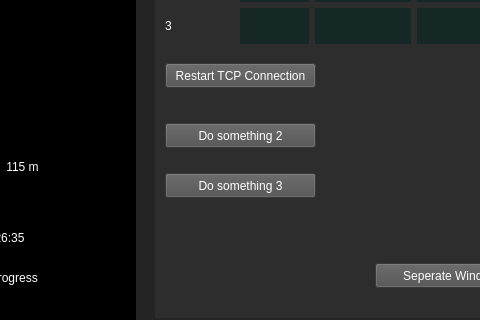
Qt form GUI/AlbertaLoop_UI.ui (albertaloop/T_SWE_2022_2023) before a commit; both pictures show x 195 to 675 and y 263 to 583 of the 1145 by 687 pixel window.
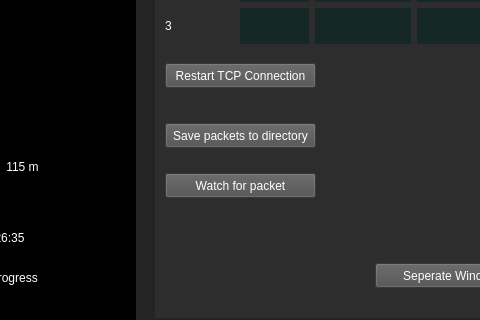
The same form after that commit. The open tabs and pages were chosen to show the change. Icons and pictures are not drawn.

```diff
--- a/GUI/AlbertaLoop_UI.ui
+++ b/GUI/AlbertaLoop_UI.ui
@@ -885,7 +885,7 @@
 background-color:rgb(79, 79, 79);</string>
         </property>
         <property name="text">
-         <string>Do something 2</string>
+         <string>Save packets to directory</string>
         </property>
        </widget>
        <widget class="QPushButton" name="packet_logger_button_3">
@@ -902,7 +902,7 @@
 background-color:rgb(79, 79, 79);</string>
         </property>
         <property name="text">
-         <string>Do something 3</string>
+         <string>Watch for packet</string>
         </property>
        </widget>
        <widget class="QWidget" name="gridLayoutWidget">
```
